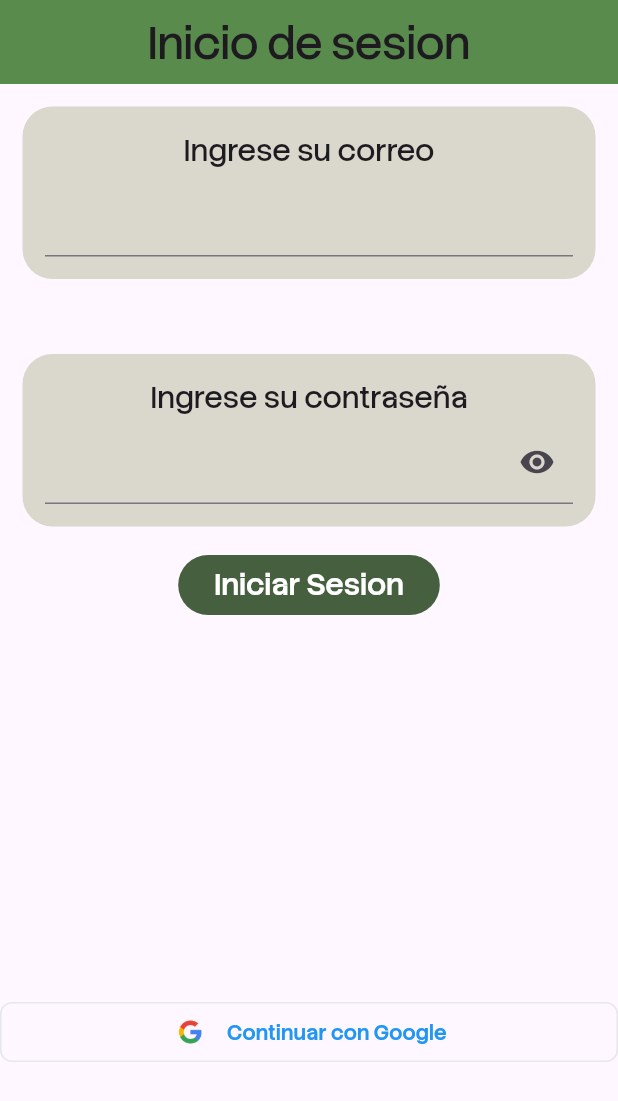
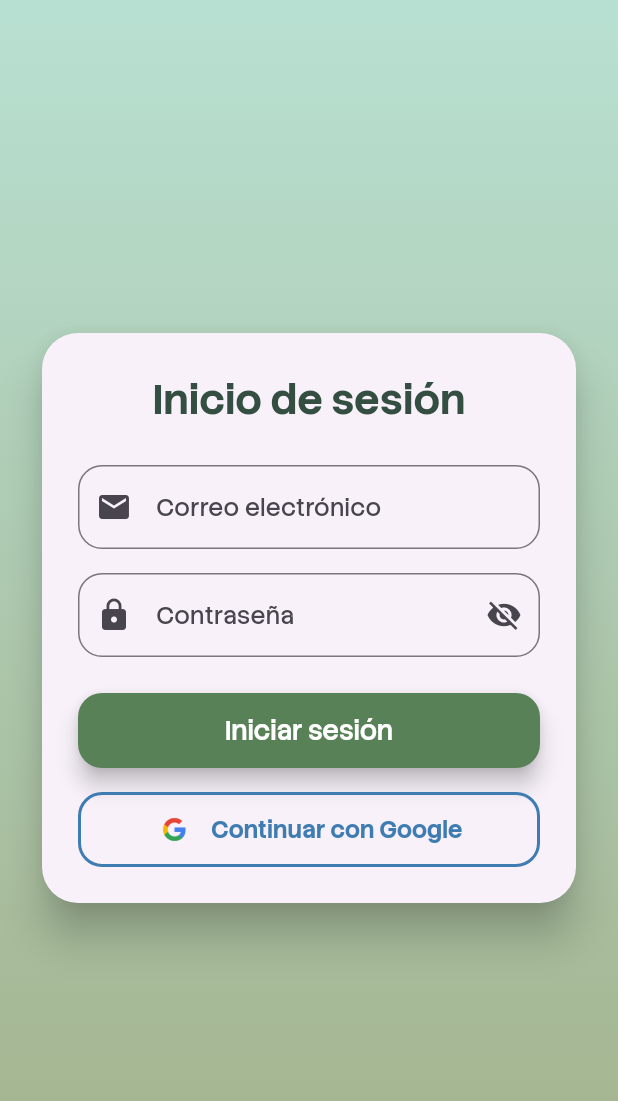
Before and after one commit to cariveraz0/APP-Lectura, a Flutter app: the screen it shows after launch, on a phone screen of 412 x 824 dp. Shown: the top 1101 px of the screen. Run offline on Flutter 3.47's test engine with Material 3 defaults, Android fonts, the phone set to English and light mode, and no system bars; our stand-ins replace cloud_firestore, firebase_auth, firebase_core, go_router, google_sign_in, percent_indicator and 1 more; accounts and stored records are empty.

Commit message:
Cambios en diseño login

```diff
--- a/lib/src/views/login_page.dart
+++ b/lib/src/views/login_page.dart
@@ -3,7 +3,6 @@ import 'package:flutter/material.dart';
 import 'package:go_router/go_router.dart';
 import 'package:google_sign_in/google_sign_in.dart';
 import 'package:lectura_app/src/shared/utils.dart';
-import 'package:lectura_app/src/widgets/mytextfield.dart';
 
 class LoginPage extends StatefulWidget {
   const LoginPage({super.key});
@@ -17,7 +16,7 @@ class _LoginPageState extends State<LoginPage> {
   final correoController = TextEditingController();
   final contraseniaController = TextEditingController();
 
-  bool _isLoading = false;
+  //bool _isLoading = false;
   bool obscurePassword = true;
 
   Future<UserCredential?> _handleGoogleSignIn() async {
@@ -25,7 +24,6 @@ class _LoginPageState extends State<LoginPage> {
       final GoogleSignIn signIn = GoogleSignIn.instance;
 
       await signIn.initialize();
-
       final GoogleSignInAccount googleAuth = await signIn.authenticate();
 
       final credential = GoogleAuthProvider.credential(
@@ -33,119 +31,155 @@ class _LoginPageState extends State<LoginPage> {
       );
 
       return await FirebaseAuth.instance.signInWithCredential(credential);
-
     }
     catch (e) {
       return null;
     }
   }
 
-  void _handleLogin() {
-    if (_formKey.currentState!.validate()) {
-      setState(() => _isLoading = true);
-
-      Future.delayed(const Duration(seconds: 2), () {
-        setState(() => _isLoading = false);
-        if (context.mounted) {
-          Utils.showSnackBar(
-            context: context,
-            title: 'Debes de iniciar sesión con Google',
-            duracion: Duration(seconds: 2),
-          );
-        }
-      });
-    }
-  }
-
   @override
   Widget build(BuildContext context) {
     return Scaffold(
-      appBar: AppBar(
-        backgroundColor: const Color.fromARGB(255, 89, 139, 77),
-        title: const Center(
-          child: Text('Inicio de sesion', style: TextStyle(fontSize: 30)),
+      body: Container(
+        width: double.infinity,
+        height: double.infinity,
+        decoration: BoxDecoration(
+          gradient: LinearGradient(
+            colors: [Color(0xFFB8E0D2), Color(0xFFA3B18A)],
+            begin: Alignment.topCenter,
+            end: Alignment.bottomCenter,
           ),
         ),
-      body: SingleChildScrollView(
         child: Center(
+          child: SingleChildScrollView(
+            padding: const EdgeInsets.symmetric(horizontal: 24, vertical: 48),
+            child: Card(
+              elevation: 12,
+              shape: RoundedRectangleBorder(
+                borderRadius: BorderRadius.circular(24),
+              ),
+              child: Padding(
+                padding: const EdgeInsets.all(24),
+
+                child: Form(
+                  key: _formKey,
                   child: Column(
-            mainAxisAlignment: MainAxisAlignment.center,
+                    mainAxisSize: MainAxisSize.min,
                     children: [
-              MyTextfield(
-                obscuretext: false,
-                type: TextInputType.emailAddress,
-                controller: correoController,
-                texto: 'Ingrese su correo',
-                tamaniotexto: 20,
-                pmargin: const EdgeInsets.all(15),
-                ppadding: const EdgeInsets.all(15),
-                radio: 20,
-                color: Color(0xFFDAD7CD),
+                      Text(
+                        "Inicio de sesión",
+                        style: TextStyle(
+                          fontSize: 28,
+                          fontWeight: FontWeight.bold,
+                          color: Color(0xFF344E41),
+                        ),
                       ),
 
-              SizedBox(height: 20),
+                      const SizedBox(height: 24),
 
-              MyTextfield(
-                obscuretext: true,
-                type: TextInputType.visiblePassword,
-                icono: IconButton(
-                  icon: const Icon(Icons.remove_red_eye_rounded),
-                  onPressed: () {},
+                      TextFormField(
+                        controller: correoController,
+                        cursorColor: Color(0xFF3A5A40),
+                        decoration: InputDecoration(
+                          labelText: "Correo electrónico",
+                          prefixIcon: Icon(Icons.email),
+                          floatingLabelStyle: TextStyle(
+                            color: Color(0xFF3A5A40),
                           ),
-                controller: contraseniaController,
-                texto: 'Ingrese su contraseña',
-                tamaniotexto: 20,
-                pmargin: const EdgeInsets.all(15),
-                ppadding: const EdgeInsets.all(15),
-                radio: 20,
-                color: Color(0xFFDAD7CD),
+                          border: OutlineInputBorder(
+                            borderRadius: BorderRadius.circular(16),
+                          ),
+                          focusedBorder: OutlineInputBorder(
+                            borderSide: BorderSide(color: Color(0xFF3A5A40)),
+                            borderRadius: BorderRadius.circular(16),
+                          ),
+                        ),
                       ),
 
-              Center(
-                child: FilledButton(
-                  style: ButtonStyle(
-                    backgroundColor: WidgetStateProperty.all(
-                      Color.fromARGB(255, 70, 96, 63),
+                      const SizedBox(height: 16),
+
+                      TextFormField(
+                        controller: contraseniaController,
+                        obscureText: obscurePassword,
+                        cursorColor: Color(0xFF3A5A40),
+                        decoration: InputDecoration(
+                          labelText: "Contraseña",
+                          prefixIcon: Icon(Icons.lock),
+
+                          floatingLabelStyle: TextStyle(
+                            color: Color(0xFF3A5A40),
+                          ),
+                          suffixIcon: IconButton(
+                            icon: Icon(
+                              obscurePassword
+                                  ? Icons.visibility_off
+                                  : Icons.visibility,
+                            ),
+                            onPressed: () {
+                              setState(
+                                () => obscurePassword = !obscurePassword,
+                              );
+                            },
+                          ),
+                          border: OutlineInputBorder(
+                            borderRadius: BorderRadius.circular(16),
+                          ),
+                          focusedBorder: OutlineInputBorder(
+                            borderSide: BorderSide(color: Color(0xFF3A5A40)),
+                            borderRadius: BorderRadius.circular(16),
                           ),
                         ),
+                      ),
+
+                      const SizedBox(height: 24),
+
+                      SizedBox(
+                        width: double.infinity,
+                        height: 50,
+                        child: ElevatedButton(
+                          style: ElevatedButton.styleFrom(
+                            backgroundColor: Color(0xFF588157),
+                            shape: RoundedRectangleBorder(
+                              borderRadius: BorderRadius.circular(16),
+                            ),
+                            elevation: 6,
+                          ),
+
                           onPressed: () async {
-                    //_handleLogin();
                             Utils.showSnackBar(
                               context: context,
                               title: "Debe iniciar sesion por Google",
                               color: Colors.red[300],
-                      duracion: const Duration(seconds: 2),
+                              duracion: Duration(seconds: 2),
                             );
-
-                    await Future.delayed(const Duration(seconds: 2), () {
+                            await Future.delayed(Duration(seconds: 2));
                             correoController.text = '';
                             contraseniaController.text = '';
-                    });
                           },
-                  child: const Text(
-                    'Iniciar Sesion',
-                    style: TextStyle(color: Colors.white, fontSize: 20),
+                          child: Text(
+                            "Iniciar sesión",
+                            style: TextStyle(fontSize: 18, color: Colors.white),
                           ),
                         ),
                       ),
 
-              SizedBox(height: 250),
+                      const SizedBox(height: 16),
 
-              SizedBox(
-                width: double.infinity,
-                child: OutlinedButton(
+                      OutlinedButton(
                         style: OutlinedButton.styleFrom(
-                    side: const BorderSide(color: Color(0xFFE5E7EB), width: 1),
+                          side: BorderSide(width: 2, color: Color(0xFF3E7CB1)),
                           shape: RoundedRectangleBorder(
-                      borderRadius: BorderRadius.circular(8),
+                            borderRadius: BorderRadius.circular(16),
                           ),
+                          minimumSize: Size(double.infinity, 50),
                         ),
+
                         onPressed: () async {
                           Utils.showSnackBar(
                             context: context,
                             title: "Iniciando sesión con Google...",
                             color: Colors.blue,
-                      duracion: const Duration(seconds: 2),
+                            duracion: Duration(seconds: 2),
                           );
 
                           final result = await _handleGoogleSignIn();
@@ -154,40 +188,49 @@ class _LoginPageState extends State<LoginPage> {
                             if (context.mounted) {
                               Utils.showSnackBar(
                                 context: context,
-                          title: 'Bienvenido',
+                                title: "Bienvenido",
                                 color: Colors.green,
                                 duracion: Duration(seconds: 2),
                               );
-                        context.replace('/libro');
+                              context.replace("/libro");
                             }
                           } else {
                             if (context.mounted) {
                               Utils.showSnackBar(
                                 context: context,
-                          title: 'No se pudo iniciar sesión con Google',
+                                title: "No se pudo iniciar sesión con Google",
                                 duracion: Duration(seconds: 2),
                               );
                             }
                           }
                         },
+
                         child: Row(
                           mainAxisAlignment: MainAxisAlignment.center,
                           children: [
-                      Image.asset('assets/google.png', width: 25, height: 25),
+                            Image.asset(
+                              "assets/google.png",
+                              width: 25,
+                              height: 25,
+                            ),
                             const SizedBox(width: 12),
-                      const Text(
-                        'Continuar con Google',
+                            Text(
+                              "Continuar con Google",
                               style: TextStyle(
-                          fontSize: 14,
-                          fontWeight: FontWeight.w600,
-                          color: Colors.blue,
+                                fontSize: 16,
+                                fontFamily: "StackSansHeadline",
+                                fontWeight: FontWeight.bold,
+                                color: Color(0xFF3E7CB1),
+                              ),
+                            ),
+                          ],
                         ),
                       ),
                     ],
                   ),
                 ),
               ),
-            ],
+            ),
           ),
         ),
       ),
```
Lines whose indentation alone changed are shown as unchanged.
